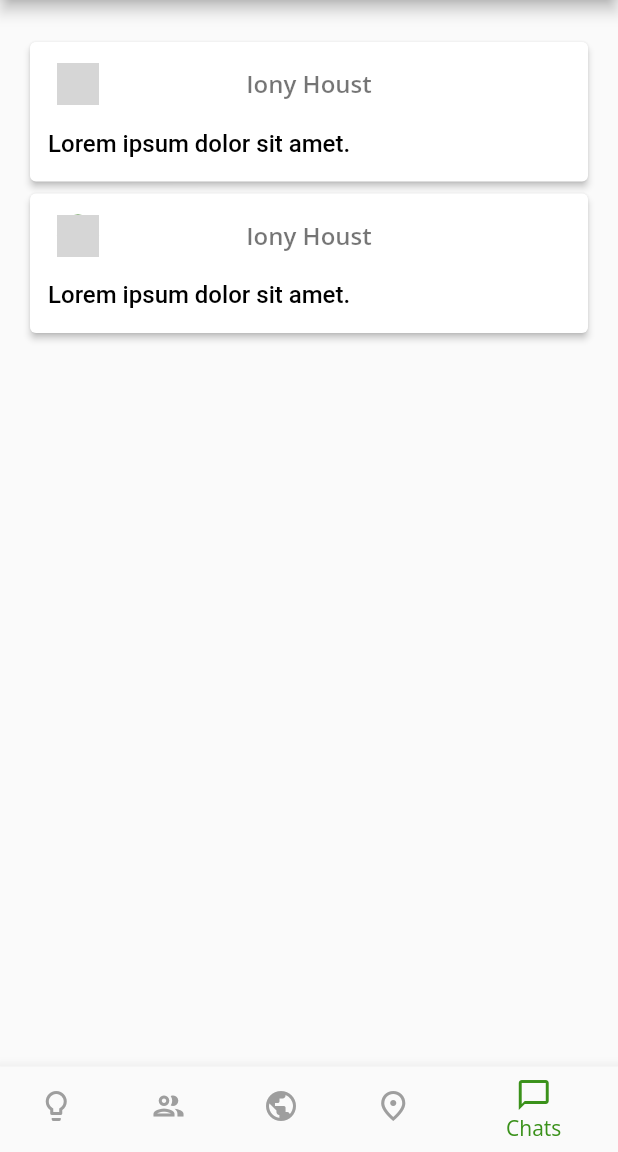
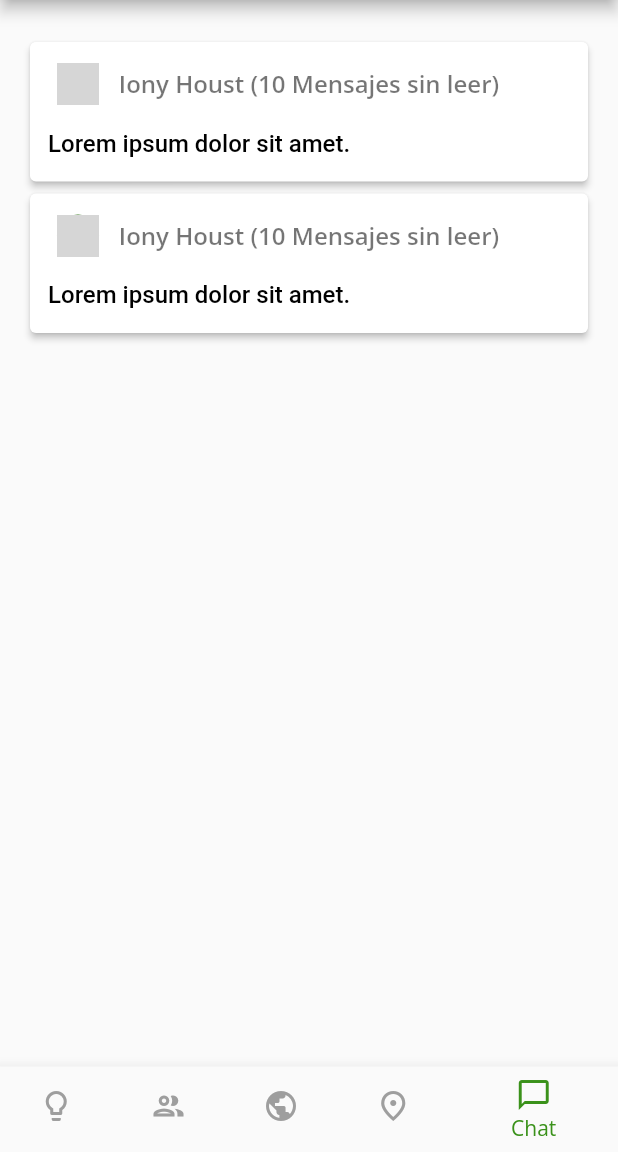
Before and after one commit to davidmantilla12/ciclo4_app_periodistas, a Flutter app: the ContentPage screen opened by its route, item 5 of the bottom bar chosen, on a phone screen of 412 x 824 dp, the part 84-1236 px from its top. Run offline on Flutter 3.47's test engine with Material 2 defaults, Android fonts, the phone set to English and light mode, and no system bars; our stand-ins replace get, google_fonts; network calls fail; grey boxes are pictures that could not be loaded.

Commit message:
Variables de estado Chats

```diff
--- /dev/null
+++ b/lib/domain/use _cases/controllers/chats_controller.dart
@@ -0,0 +1,15 @@
+import 'package:get/get.dart';
+
+class chatscontroller extends GetxController {
+  var _chatiniciado = false.obs;
+  bool get chat => _chatiniciado.value;
+
+  var _mensajespendientes = 0.obs;
+  int get cantmensajes => _mensajespendientes.value;
+
+  enviarMensaje() {}
+
+  leermensajesPendientes() {
+    _mensajespendientes.value = (10);
+  }
+}
--- a/lib/main.dart
+++ b/lib/main.dart
@@ -1,10 +1,12 @@
 import 'package:flutter/material.dart';
 import 'package:get/get.dart';
+import 'package:red_periodistas/domain/use%20_cases/controllers/chats_controller.dart';
 import 'package:red_periodistas/ui/app.dart';
 
 import 'domain/use _cases/controllers/userofferscontroller.dart';
 
 void main() {
   Get.put(Useroffercontroller());
+  Get.put(chatscontroller());
   runApp(const App());
 }
--- a/lib/ui/pages/content/chats/chats_screen.dart
+++ b/lib/ui/pages/content/chats/chats_screen.dart
@@ -1,4 +1,6 @@
 import 'package:flutter/material.dart';
+import 'package:get/get.dart';
+import 'package:red_periodistas/domain/use%20_cases/controllers/chats_controller.dart';
 import 'widgets/chat_card.dart';
 
 class ChatsScreen extends StatefulWidget {
@@ -14,11 +16,21 @@ class _State extends State<ChatsScreen> {
 
   @override
   Widget build(BuildContext context) {
+    chatscontroller controladorChats = Get.find();
+
+    controladorChats.leermensajesPendientes();
+
+    var textoChat = "Iony Houst";
+    if (controladorChats.cantmensajes.toInt() > 0) {
+      textoChat += " (" +
+          controladorChats.cantmensajes.toString() +
+          " Mensajes sin leer)";
+    }
     return ListView.builder(
       itemCount: items.length,
       itemBuilder: (context, index) {
         return StateCard(
-          title: 'Iony Houst',
+          title: textoChat,
           content: 'Lorem ipsum dolor sit amet.',
           picUrl: 'https://uifaces.co/our-content/donated/gPZwCbdS.jpg',
           onChat: () => {},
--- a/lib/ui/pages/content/content_page.dart
+++ b/lib/ui/pages/content/content_page.dart
@@ -1,11 +1,13 @@
 import 'package:flutter/material.dart';
 import 'package:get/route_manager.dart';
+import 'package:red_periodistas/domain/use%20_cases/controllers/chats_controller.dart';
 import 'package:red_periodistas/ui/pages/content/location/location_screen.dart';
 import 'package:red_periodistas/ui/pages/content/publications/publication_screen.dart';
 import 'package:red_periodistas/ui/pages/content/states/states_screen.dart';
 import 'package:red_periodistas/ui/pages/content/chats/chats_screen.dart';
 import 'package:red_periodistas/ui/pages/content/users_offers/users_offers_screen.dart';
 import 'package:red_periodistas/ui/widgets/appbar.dart';
+import 'package:get/get.dart';
 
 class ContentPage extends StatefulWidget {
   const ContentPage({Key? key}) : super(key: key);
@@ -45,6 +47,7 @@ class _State extends State<ContentPage> {
   // Sólo definimos una AppBar, y un andamio.
   @override
   Widget build(BuildContext context) {
+
     return Scaffold(
       appBar: CustomAppBar(
         picUrl: 'https://uifaces.co/our-content/donated/gPZwCbdS.jpg',
@@ -84,7 +87,7 @@ class _State extends State<ContentPage> {
           ),
           BottomNavigationBarItem(
             icon: Icon(Icons.chat_bubble_outline),
-            label: 'Chats',
+            label: "Chat",
           ),
         ],
         currentIndex: _selectedIndex,
```
Also changed, not shown: pubspec.lock, 4 other files.
